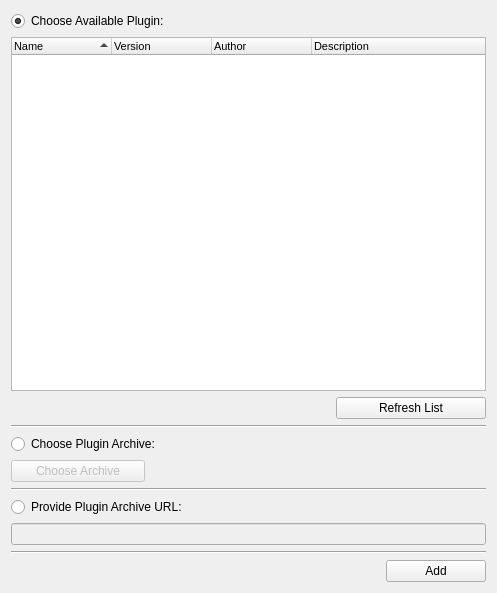
The window that meg_runtime/ui/addpluginpanel.ui (ibedard16/Runtime) describes before a commit, drawn with Qt 5.
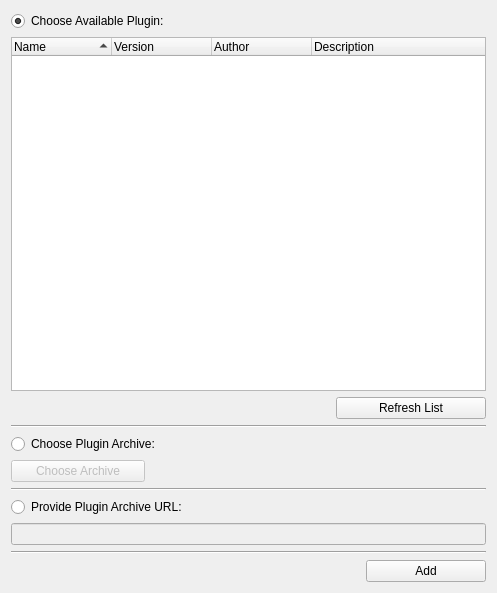
The same window after the commit.

The edit to the form file:
```diff
--- a/meg_runtime/ui/addpluginpanel.ui
+++ b/meg_runtime/ui/addpluginpanel.ui
@@ -13,10 +13,7 @@
     <height>593</height>
    </rect>
   </property>
-  <property name="windowTitle">
-   <string>Form</string>
-  </property>
-  <layout class="QVBoxLayout" name="verticalLayout_2">
+  <layout class="QVBoxLayout" name="verticalLayout">
    <item>
     <widget class="QRadioButton" name="availableRadioButton">
      <property name="text">
@@ -32,11 +29,6 @@
      <property name="enabled">
       <bool>true</bool>
      </property>
-     <property name="font">
-      <font>
-       <pointsize>8</pointsize>
-      </font>
-     </property>
      <property name="alternatingRowColors">
       <bool>true</bool>
      </property>
@@ -278,7 +270,7 @@
         </property>
         <property name="maximumSize">
          <size>
-          <width>100</width>
+          <width>120</width>
           <height>16777215</height>
          </size>
         </property>
```
Left out of the diff: 2 changed lines with no effect on the pictures.
